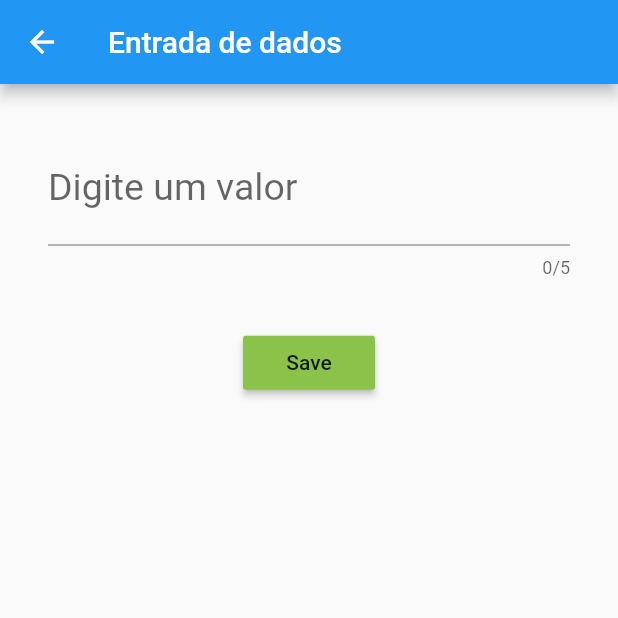
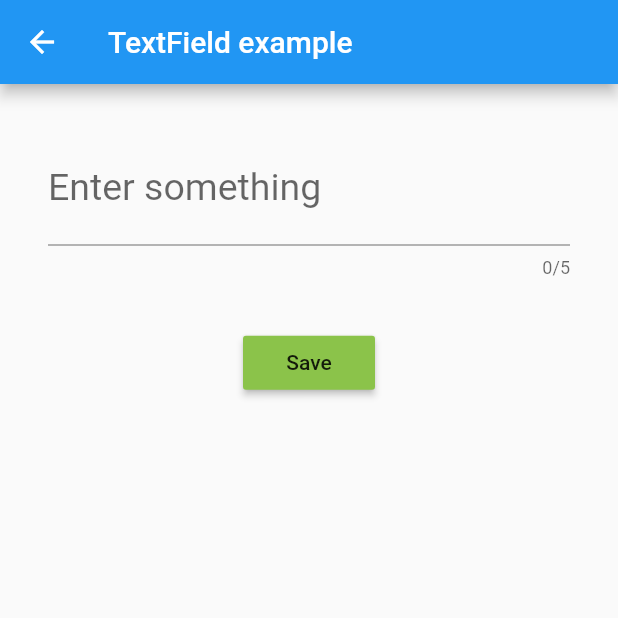
Before and after one commit to GabrielStahlberg/TutorialApp_Flutter, a Flutter app: the TextFieldImpl screen opened directly, on a phone screen of 412 x 824 dp, the top half of it. Run offline on Flutter 3.47's test engine with Material 2 defaults, Android fonts, the phone set to English and light mode, and no system bars.

```diff
--- a/lib/widgets/CheckBoxImpl.dart
+++ b/lib/widgets/CheckBoxImpl.dart
@@ -14,7 +14,7 @@ class _CheckBoxImplState extends State<CheckBoxImpl> {
   Widget build(BuildContext context) {
     return Scaffold(
       appBar: AppBar(
-        title: Text("Entrada de dados"),
+        title: Text("CheckBox example"),
       ),
       body: Container(
         child: Column(
--- a/lib/widgets/RadioButtonImpl.dart
+++ b/lib/widgets/RadioButtonImpl.dart
@@ -13,7 +13,7 @@ class _RadioButtonImplState extends State<RadioButtonImpl> {
   Widget build(BuildContext context) {
     return Scaffold(
       appBar: AppBar(
-        title: Text("Entrada de dados"),
+        title: Text("RadioButton example"),
       ),
       body: Container(
         child: Column(
--- a/lib/widgets/TextFieldImpl.dart
+++ b/lib/widgets/TextFieldImpl.dart
@@ -13,7 +13,7 @@ class _TextFieldImplState extends State<TextFieldImpl> {
   Widget build(BuildContext context) {
     return Scaffold(
       appBar: AppBar(
-        title: Text("Entrada de dados"),
+        title: Text("TextField example"),
       ),
       body: Column(
         children: <Widget>[
@@ -22,7 +22,7 @@ class _TextFieldImplState extends State<TextFieldImpl> {
             child: TextField(
               keyboardType: TextInputType.text,
               decoration: InputDecoration(
-                labelText: "Digite um valor"
+                labelText: "Enter something"
               ),
               enabled: true, // or false
               maxLength: 5,
```
Also changed, not shown: lib/widgets/SliderImpl.dart (added, +54 -0 lines).
